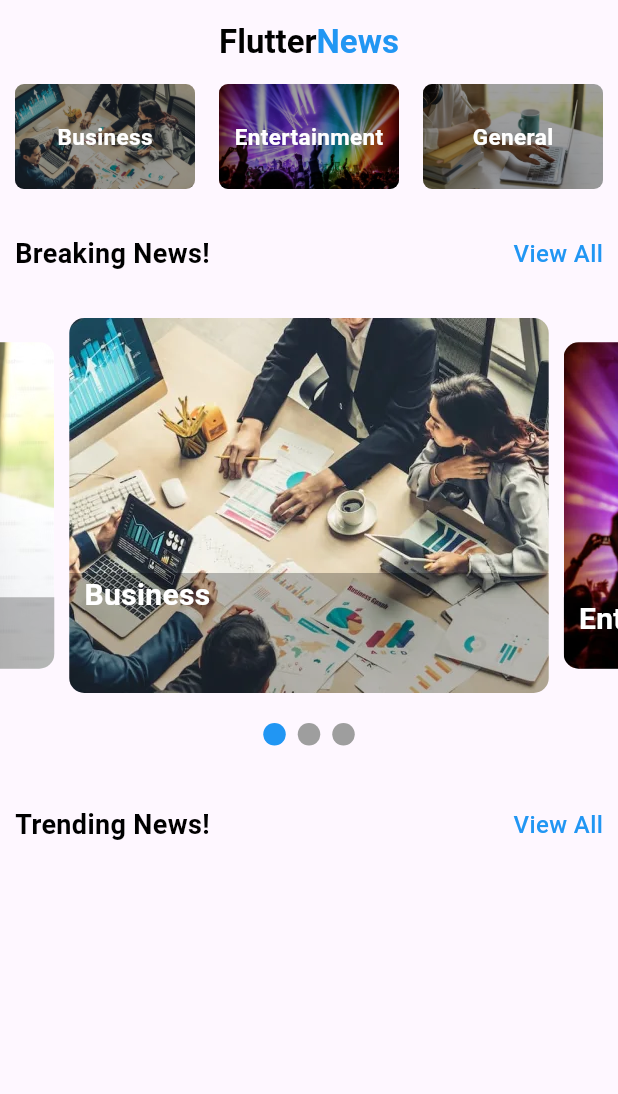
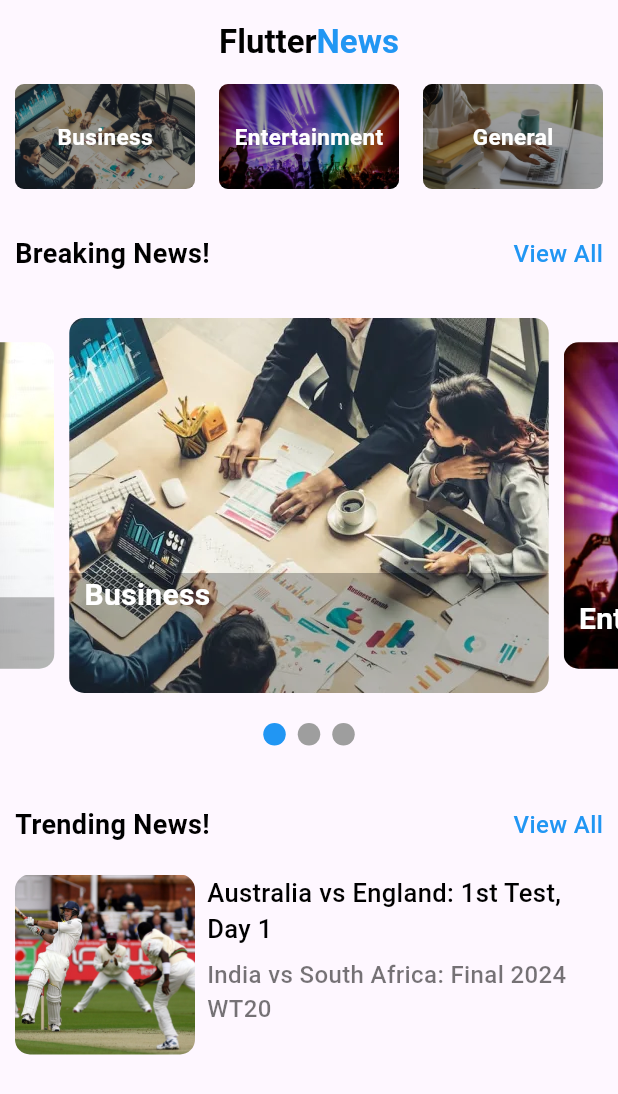
Before and after one commit to params19/news_app, a Flutter app: the screen it shows after launch, on a phone screen of 412 x 824 dp. Shown: the top 1094 px of the screen. Run offline on Flutter 3.47's test engine with Material 3 defaults, Android fonts, the phone set to English and light mode, and no system bars; drawn by our look-alikes of carousel_slider, smooth_page_indicator.

Commit message:
added trending news section with some modifications

```diff
--- a/lib/pages/home.dart
+++ b/lib/pages/home.dart
@@ -1,23 +1,31 @@
 import 'package:carousel_slider/carousel_slider.dart';
 import 'package:flutter/material.dart';
+import 'package:flutter/widgets.dart';
 import 'package:news_app/models/category_models.dart';
 import 'package:news_app/services/data.dart';
 import 'package:news_app/models/slider_model.dart';
 import 'package:news_app/services/slider_data.dart';
 import 'package:smooth_page_indicator/smooth_page_indicator.dart';
 
+
+//This is the home page of the app
 class Home extends StatefulWidget {
   const Home({super.key});
-
   @override
   State<Home> createState() => _HomeState();
 }
 
+
+//It contains the list of categories and the list of news
 class _HomeState extends State<Home> {
+
+  //List of categories: Business, Entertainment, General, Health, Science, Sports, Technology
   List<CategoryModel> categories = [];
+  //List of news
   List<SliderModel> sliders = [];
   int activeIndex = 0;
 
+  //Get the list of categories
   @override
   void initState() {
     categories = getCategories();
@@ -28,6 +36,7 @@ class _HomeState extends State<Home> {
   @override
   Widget build(BuildContext context) {
     return Scaffold(
+      //AppBar : Flutter News
       appBar: AppBar(
         title: const Row(
           mainAxisAlignment: MainAxisAlignment.center,
@@ -45,6 +54,8 @@ class _HomeState extends State<Home> {
         centerTitle: true,
         elevation: 0.0,
       ),
+
+      //Body of the app: Contains the list of categories and the list of news
       body: Container(
         child: Column(
           crossAxisAlignment: CrossAxisAlignment.start,
@@ -53,6 +64,9 @@ class _HomeState extends State<Home> {
               padding: const EdgeInsets.only(left: 10),
               height: 70,
               child: ListView.builder(
+
+                // If true, the scroll view will take up only as much space as its content
+                //Since the parent container has a fixed height, this ensures the ListView doesn't try to expand beyond it.
                 shrinkWrap: true,
                 scrollDirection: Axis.horizontal,
                 itemCount: categories.length,
@@ -113,6 +127,8 @@ class _HomeState extends State<Home> {
                 },
               ),
             ),
+
+
             const SizedBox(height: 20),
 
             Center(child: buildIndicator(),),
@@ -142,6 +158,57 @@ class _HomeState extends State<Home> {
                 ],
               ),
             ),
+            const SizedBox(height: 10),
+
+           Padding(
+            padding: const EdgeInsets.symmetric(horizontal: 10.0),
+            child :Row(
+              crossAxisAlignment: CrossAxisAlignment.start,
+              children: [
+                Container(
+                  child: ClipRRect(
+                    borderRadius: BorderRadius.circular(10),
+                    child: Image.asset(
+                      "assets/sports.jpg",
+                      height: 120,
+                      width: 120,
+                      fit: BoxFit.cover,
+                    ),
+                  ),
+                ),
+
+                const SizedBox(width: 8),
+
+                Column(
+                  children: [
+                    Container(
+                      width: MediaQuery.of(context).size.width/1.7,
+                      child: Text(
+                          "Australia vs England: 1st Test, Day 1",
+                          style: TextStyle(
+                            color: Colors.black,
+                            fontWeight: FontWeight.w500,
+                            fontSize: 17.0,
+                          ),
+                        ),
+                    ),
+                    const SizedBox(height: 7),
+                    Container(
+                      width: MediaQuery.of(context).size.width/1.7,
+                      child: Text(
+                          "India vs South Africa: Final 2024 WT20",
+                          style: TextStyle(
+                            color: Colors.black54,
+                            fontWeight: FontWeight.w500,
+                            fontSize: 16.0,
+                          ),
+                        ),
+                    ),
+                  ],
+                ),
+              ],
+            )
+           )
           ],
         ),
       ),
--- a/pubspec.yaml
+++ b/pubspec.yaml
@@ -79,7 +79,7 @@ flutter:
   # list giving the asset and other descriptors for the font. For
   # example:
   # fonts:
-  #   - family: Schyler
+  #   - family: Schyler\\
   #     fonts:
   #       - asset: fonts/Schyler-Regular.ttf
   #       - asset: fonts/Schyler-Italic.ttf
```
Also changed, not shown: 1 other file.
